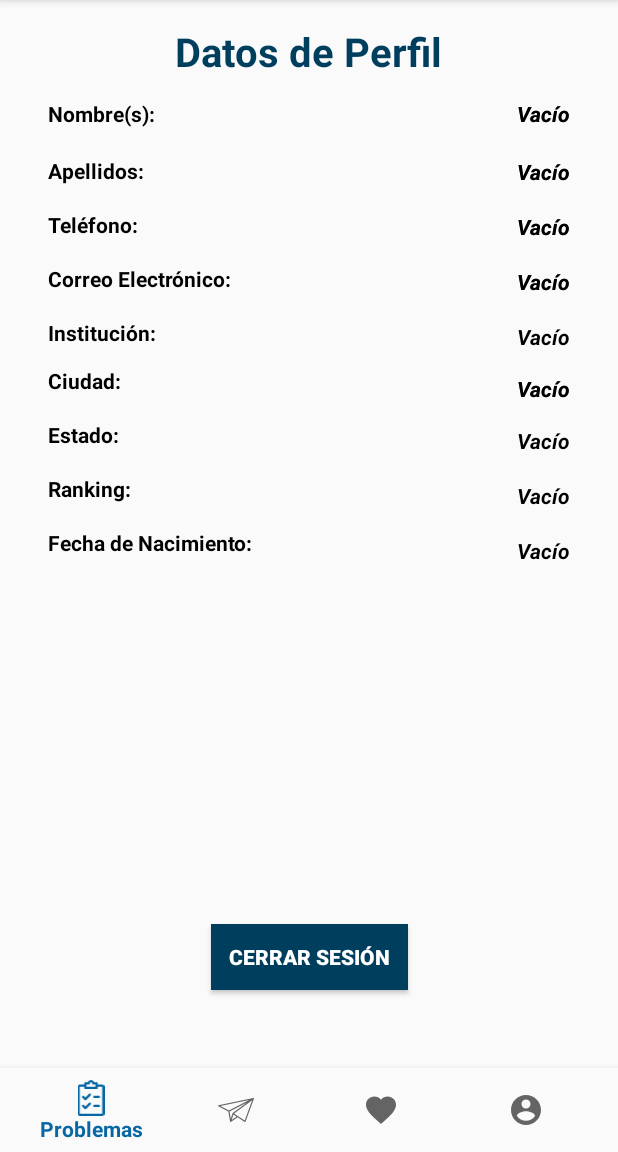
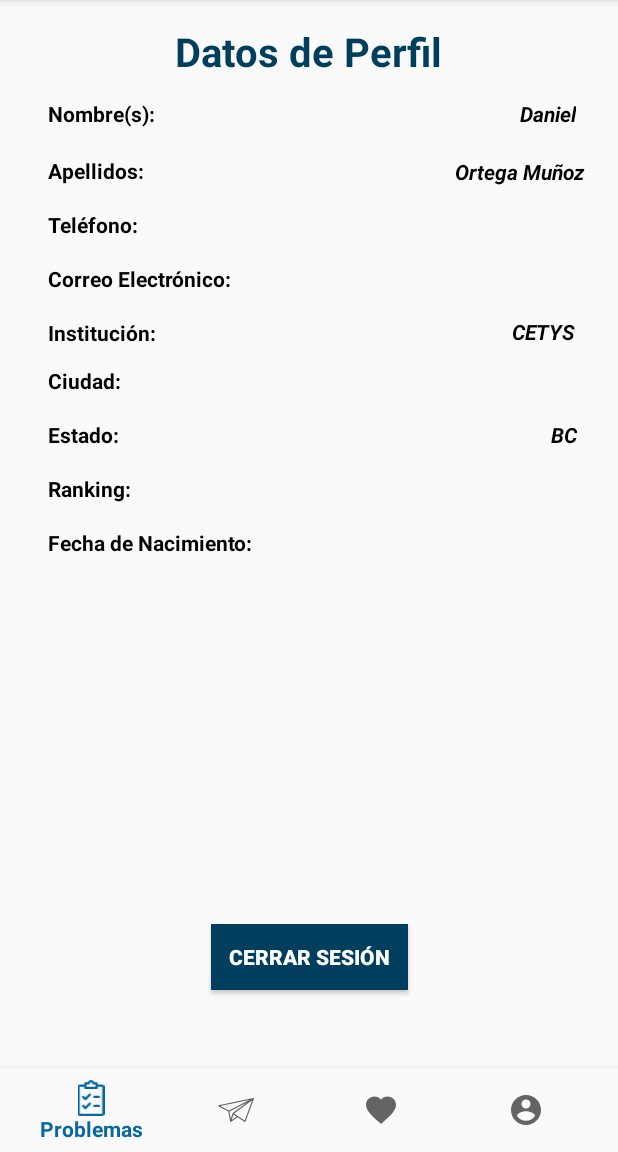
Before and after one commit to porcoddioo/OMMBC, an Android app: the fragment FragmentAccount placed in its activity, on a phone screen of 412 x 824 dp, the part 84-1236 px from its top. Run offline under Robolectric (Android 15) with nearby library versions, the phone set to English and light mode, and no system bars; 2 statements that could not run were skipped.

Commit message:
Perfil v2

```diff
--- a/app/src/main/java/com/example/alessandro/testbottom/MainActivity.java
+++ b/app/src/main/java/com/example/alessandro/testbottom/MainActivity.java
@@ -237,5 +237,4 @@ public class MainActivity extends AppCompatActivity {
             }
         }
     }
-
 }
--- a/app/src/main/res/layout/fragment_fragment_account.xml
+++ b/app/src/main/res/layout/fragment_fragment_account.xml
@@ -11,26 +11,6 @@
         android:layout_width="match_parent"
         android:layout_height="match_parent">
 
-
-        <TextView
-            android:id="@+id/textView39"
-            android:layout_width="wrap_content"
-            android:layout_height="wrap_content"
-            android:text="Vacío"
-            android:textColor="#000000"
-            android:textStyle="bold|italic"
-            app:layout_constraintBaseline_toBaselineOf="@+id/textView38"
-            app:layout_constraintStart_toStartOf="@+id/textView37" />
-
-        <TextView
-            android:id="@+id/textView36"
-            android:layout_width="wrap_content"
-            android:layout_height="wrap_content"
-            android:text="Vacío"
-            android:textColor="#000000"
-            android:textStyle="bold|italic"
-            app:layout_constraintBaseline_toBaselineOf="@+id/textView35"
-            app:layout_constraintStart_toStartOf="@+id/textView34" />
 
         <TextView
             android:id="@+id/textView14"
@@ -176,138 +156,58 @@
             app:layout_constraintStart_toStartOf="parent" />
 
         <TextView
-            android:id="@+id/textView26"
+            android:id="@+id/textView28"
             android:layout_width="wrap_content"
             android:layout_height="wrap_content"
-            android:layout_marginEnd="32dp"
-            android:layout_marginRight="32dp"
-            android:text="Vacío"
+            android:layout_marginEnd="28dp"
+            android:layout_marginRight="28dp"
+            android:text="Daniel"
             android:textColor="#000000"
             android:textStyle="bold|italic"
             app:layout_constraintBottom_toBottomOf="@+id/textView16"
             app:layout_constraintEnd_toEndOf="parent"
-            app:layout_constraintTop_toTopOf="@+id/textView16" />
+            app:layout_constraintTop_toTopOf="@+id/textView16"
+            app:layout_constraintVertical_bias="0.0" />
 
         <TextView
-            android:id="@+id/textView28"
+            android:id="@+id/textView45"
             android:layout_width="wrap_content"
             android:layout_height="wrap_content"
-            android:layout_marginEnd="32dp"
-            android:layout_marginRight="32dp"
-            android:text="Vacío"
+            android:layout_marginBottom="36dp"
+            android:layout_marginEnd="27dp"
+            android:layout_marginRight="27dp"
+            android:layout_marginTop="36dp"
+            android:text="BC"
             android:textColor="#000000"
             android:textStyle="bold|italic"
-            app:layout_constraintBottom_toBottomOf="@+id/textView16"
+            app:layout_constraintBottom_toBottomOf="@+id/textView25"
             app:layout_constraintEnd_toEndOf="parent"
-            app:layout_constraintTop_toTopOf="@+id/textView16" />
+            app:layout_constraintTop_toTopOf="@+id/textView22" />
 
         <TextView
-            android:id="@+id/textView30"
-            android:layout_width="wrap_content"
-            android:layout_height="wrap_content"
-            android:layout_marginTop="17dp"
-            android:text="Vacío"
-            android:textColor="#000000"
-            android:textStyle="bold|italic"
-            app:layout_constraintStart_toStartOf="@+id/textView41"
-            app:layout_constraintTop_toBottomOf="@+id/textView41" />
-
-        <TextView
-            android:id="@+id/textView41"
-            android:layout_width="wrap_content"
-            android:layout_height="wrap_content"
-            android:layout_marginTop="17dp"
-            android:text="Vacío"
-            android:textColor="#000000"
-            android:textStyle="bold|italic"
-            app:layout_constraintStart_toStartOf="@+id/textView40"
-            app:layout_constraintTop_toBottomOf="@+id/textView40" />
-
-        <TextView
-            android:id="@+id/textView40"
-            android:layout_width="wrap_content"
-            android:layout_height="wrap_content"
-            android:layout_marginTop="15dp"
-            android:text="Vacío"
-            android:textColor="#000000"
-            android:textStyle="bold|italic"
-            app:layout_constraintStart_toStartOf="@+id/textView39"
-            app:layout_constraintTop_toBottomOf="@+id/textView39" />
-
-        <TextView
-            android:id="@+id/textView38"
-            android:layout_width="wrap_content"
-            android:layout_height="wrap_content"
-            android:layout_marginTop="15dp"
-            android:text="Vacío"
-            android:textColor="#000000"
-            android:textStyle="bold|italic"
-            app:layout_constraintStart_toStartOf="@+id/textView39"
-            app:layout_constraintTop_toBottomOf="@+id/textView37" />
-
-        <TextView
-            android:id="@+id/textView37"
-            android:layout_width="wrap_content"
-            android:layout_height="wrap_content"
-            android:layout_marginTop="17dp"
-            android:text="Vacío"
-            android:textColor="#000000"
-            android:textStyle="bold|italic"
-            app:layout_constraintStart_toStartOf="@+id/textView36"
-            app:layout_constraintTop_toBottomOf="@+id/textView36" />
-
-        <TextView
-            android:id="@+id/textView35"
-            android:layout_width="wrap_content"
-            android:layout_height="wrap_content"
-            android:layout_marginTop="17dp"
-            android:text="Vacío"
-            android:textColor="#000000"
-            android:textStyle="bold|italic"
-            app:layout_constraintStart_toStartOf="@+id/textView36"
-            app:layout_constraintTop_toBottomOf="@+id/textView34" />
-
-        <TextView
-            android:id="@+id/textView34"
-            android:layout_width="wrap_content"
-            android:layout_height="wrap_content"
-            android:text="Vacío"
-            android:textColor="#000000"
-            android:textStyle="bold|italic"
-            app:layout_constraintBaseline_toBaselineOf="@+id/textView33"
-            app:layout_constraintStart_toStartOf="@+id/textView32" />
-
-        <TextView
-            android:id="@+id/textView33"
-            android:layout_width="wrap_content"
-            android:layout_height="wrap_content"
-            android:layout_marginTop="17dp"
-            android:text="Vacío"
-            android:textColor="#000000"
-            android:textStyle="bold|italic"
-            app:layout_constraintStart_toStartOf="@+id/textView34"
-            app:layout_constraintTop_toBottomOf="@+id/textView32" />
-
-        <TextView
-            android:id="@+id/textView32"
-            android:layout_width="wrap_content"
-            android:layout_height="wrap_content"
-            android:text="Vacío"
-            android:textColor="#000000"
-            android:textStyle="bold|italic"
-            app:layout_constraintBaseline_toBaselineOf="@+id/textView31"
-            app:layout_constraintStart_toStartOf="@+id/textView26" />
-
-        <TextView
-            android:id="@+id/textView31"
+            android:id="@+id/textView46"
             android:layout_width="wrap_content"
             android:layout_height="wrap_content"
             android:layout_marginTop="19dp"
-            android:text="Vacío"
+            android:text="Ortega Muñoz"
             android:textColor="#000000"
             android:textStyle="bold|italic"
-            app:layout_constraintStart_toStartOf="@+id/textView32"
-            app:layout_constraintTop_toBottomOf="@+id/textView26" />
+            app:layout_constraintEnd_toStartOf="@+id/textView28"
+            app:layout_constraintStart_toStartOf="@+id/textView28"
+            app:layout_constraintTop_toBottomOf="@+id/textView28" />
+
+        <TextView
+            android:id="@+id/textView47"
+            android:layout_width="wrap_content"
+            android:layout_height="wrap_content"
+            android:layout_marginBottom="49dp"
+            android:layout_marginEnd="28dp"
+            android:layout_marginRight="28dp"
+            android:text="CETYS"
+            android:textColor="#000000"
+            android:textStyle="bold|italic"
+            app:layout_constraintBottom_toTopOf="@+id/textView45"
+            app:layout_constraintEnd_toEndOf="parent" />
 
     </android.support.constraint.ConstraintLayout>
 </FrameLayout>
```
